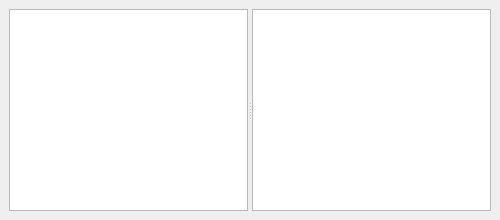
Before: the Qt Designer form src/qtgui/dockbookmarks.ui in shawnj007/gqrx-touch, drawn with Qt 5.
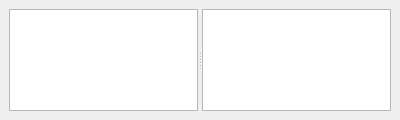
After: the same form once the commit is applied. Custom widgets are drawn as their Qt base class.

Commit message: Form sizes reduction

Diff of the .ui file:
```diff
--- a/src/qtgui/dockbookmarks.ui
+++ b/src/qtgui/dockbookmarks.ui
@@ -6,8 +6,8 @@
    <rect>
     <x>0</x>
     <y>0</y>
-    <width>500</width>
-    <height>220</height>
+    <width>400</width>
+    <height>120</height>
    </rect>
   </property>
   <property name="sizePolicy">
@@ -18,8 +18,8 @@
   </property>
   <property name="minimumSize">
    <size>
-    <width>500</width>
-    <height>220</height>
+    <width>400</width>
+    <height>120</height>
    </size>
   </property>
   <property name="maximumSize">
@@ -46,7 +46,7 @@
    </property>
    <property name="minimumSize">
     <size>
-     <width>500</width>
+     <width>400</width>
      <height>0</height>
     </size>
    </property>
```
The commit also changes 5 other files.
